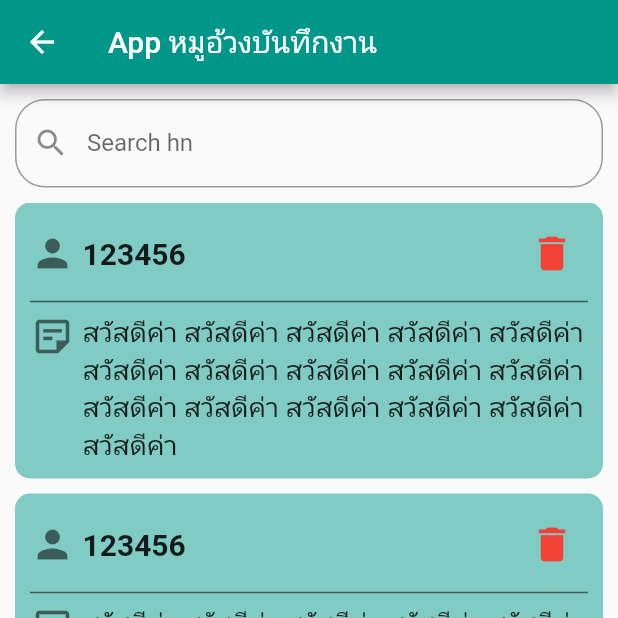
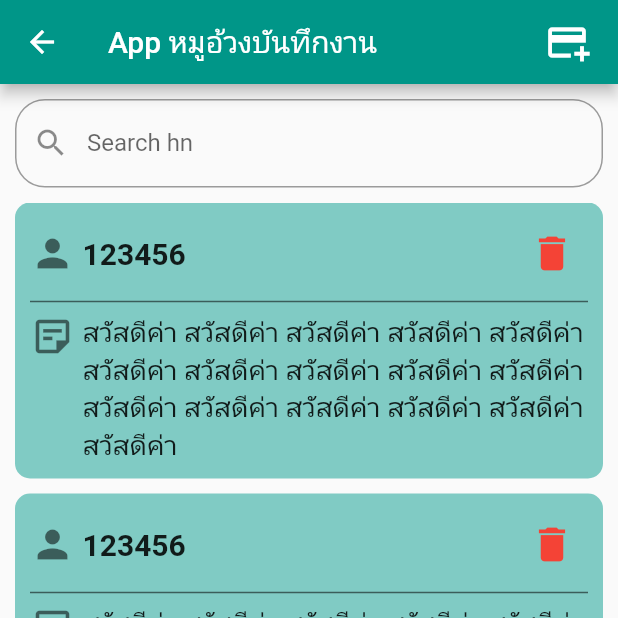
Before and after one commit to lertumpai/todo-satrirat, a Flutter app: the PatientListPage screen opened by its route, on a phone screen of 412 x 824 dp, the top half of it. Run offline on Flutter 3.47's test engine with Material 2 defaults, Android fonts, the phone set to English and light mode, and no system bars.

Commit message:
add button add task

```diff
--- a/lib/patient/patientListScreen.dart
+++ b/lib/patient/patientListScreen.dart
@@ -10,6 +10,14 @@ class PatientListPage extends StatelessWidget {
     return Scaffold(
       appBar: AppBar(
         title: const Text('App หมูอ้วงบันทึกงาน'),
+        actions: [
+          IconButton(
+              onPressed: () {},
+              icon: const Icon(Icons.add_card, size: 30
+              )
+          ),
+          const SizedBox(width: 10),
+        ],
       ),
       body: Container(
         padding: const EdgeInsets.symmetric(horizontal: 10),
```
